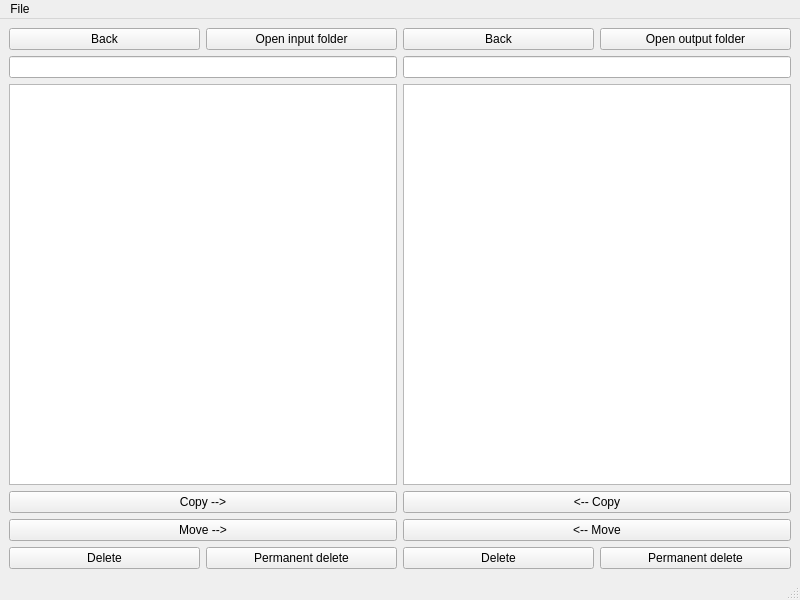
The window that mainwindow.ui (C2H5OH-creator/Explorer2) describes before a commit, drawn with Qt 5.
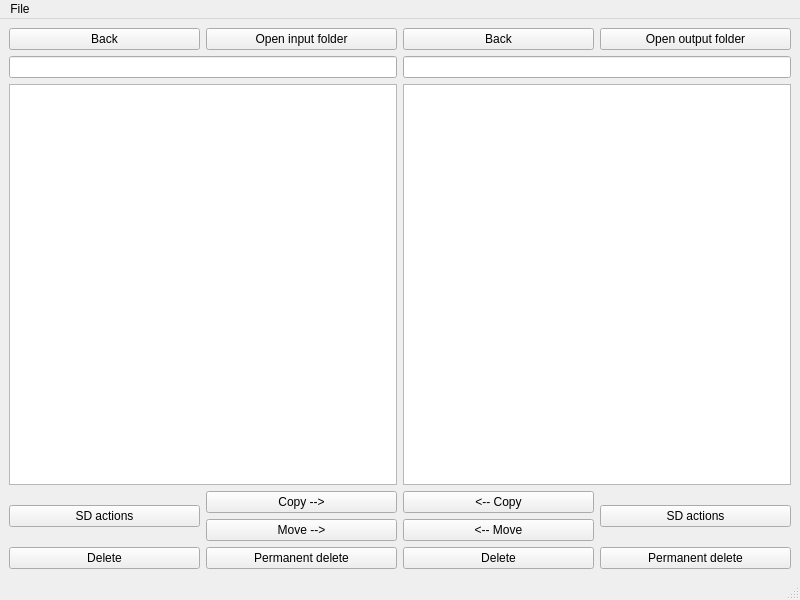
The same window after the commit.

Diff of the .ui file:
```diff
--- a/mainwindow.ui
+++ b/mainwindow.ui
@@ -17,10 +17,13 @@
    <layout class="QGridLayout" name="gridLayout_3">
     <item row="2" column="2">
      <layout class="QGridLayout" name="gridLayout_left">
-      <item row="3" column="1" colspan="2">
-       <widget class="QPushButton" name="copy_to_right">
+      <item row="2" column="1" colspan="2">
+       <widget class="QListView" name="listView_left"/>
+      </item>
+      <item row="5" column="1">
+       <widget class="QPushButton" name="delete_left">
         <property name="text">
-         <string>Copy --&gt;</string>
+         <string>Delete</string>
         </property>
        </widget>
       </item>
@@ -31,13 +34,10 @@
         </property>
        </widget>
       </item>
-      <item row="2" column="1" colspan="2">
-       <widget class="QListView" name="listView_left"/>
-      </item>
-      <item row="4" column="1" colspan="2">
-       <widget class="QPushButton" name="move_to_right">
+      <item row="5" column="2">
+       <widget class="QPushButton" name="permanent_del_left">
         <property name="text">
-         <string>Move --&gt;</string>
+         <string>Permanent delete</string>
         </property>
        </widget>
       </item>
@@ -48,20 +48,27 @@
         </property>
        </widget>
       </item>
+      <item row="3" column="2">
+       <widget class="QPushButton" name="copy_to_right">
+        <property name="text">
+         <string>Copy --&gt;</string>
+        </property>
+       </widget>
+      </item>
       <item row="1" column="1" colspan="2">
        <widget class="QLineEdit" name="left_path"/>
       </item>
-      <item row="5" column="1">
-       <widget class="QPushButton" name="delete_left">
+      <item row="4" column="2">
+       <widget class="QPushButton" name="move_to_right">
         <property name="text">
-         <string>Delete</string>
+         <string>Move --&gt;</string>
         </property>
        </widget>
       </item>
-      <item row="5" column="2">
-       <widget class="QPushButton" name="permanent_del_left">
+      <item row="3" column="1" rowspan="2">
+       <widget class="QPushButton" name="sd_actions_left">
         <property name="text">
-         <string>Permanent delete</string>
+         <string>SD actions</string>
         </property>
        </widget>
       </item>
@@ -83,23 +90,9 @@
         </property>
        </widget>
       </item>
-      <item row="7" column="2" colspan="2">
-       <widget class="QPushButton" name="copy_to_left">
-        <property name="text">
-         <string>&lt;-- Copy</string>
-        </property>
-       </widget>
-      </item>
       <item row="2" column="2" colspan="2">
        <widget class="QLineEdit" name="right_path"/>
       </item>
-      <item row="8" column="2" colspan="2">
-       <widget class="QPushButton" name="move_to_left">
-        <property name="text">
-         <string>&lt;-- Move</string>
-        </property>
-       </widget>
-      </item>
       <item row="6" column="2" colspan="2">
        <widget class="QListView" name="listView_right"/>
       </item>
@@ -120,6 +113,27 @@
         </property>
        </widget>
       </item>
+      <item row="7" column="2">
+       <widget class="QPushButton" name="copy_to_left">
+        <property name="text">
+         <string>&lt;-- Copy</string>
+        </property>
+       </widget>
+      </item>
+      <item row="8" column="2">
+       <widget class="QPushButton" name="move_to_left">
+        <property name="text">
+         <string>&lt;-- Move</string>
+        </property>
+       </widget>
+      </item>
+      <item row="7" column="3" rowspan="2">
+       <widget class="QPushButton" name="sd_actions_right">
+        <property name="text">
+         <string>SD actions</string>
+        </property>
+       </widget>
+      </item>
      </layout>
     </item>
    </layout>
```
